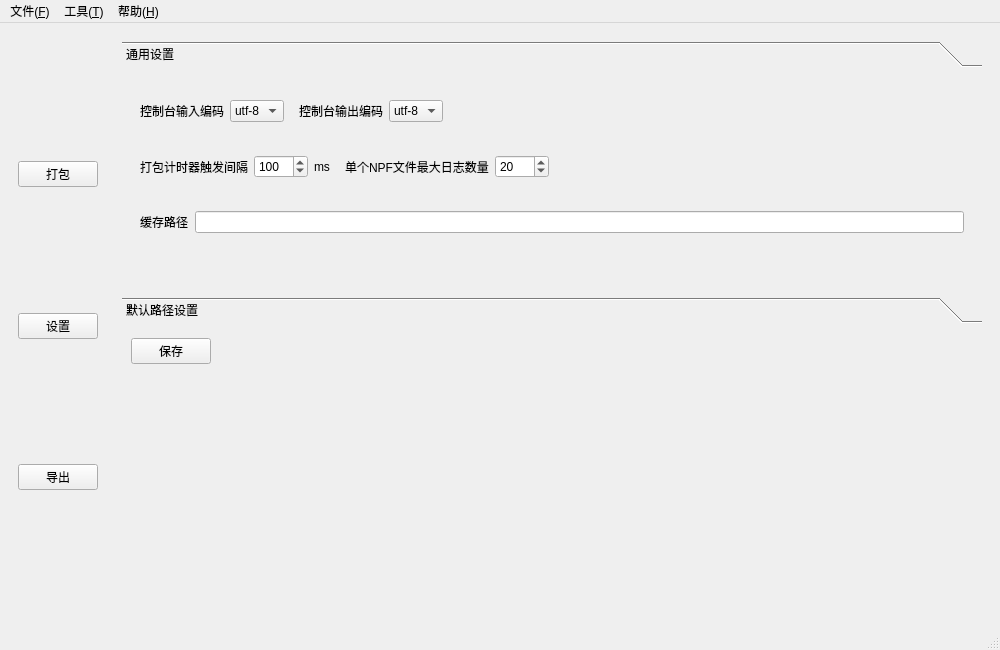
Redrch/NuitkaStudio, file forms/mainwindow.ui: the form before one commit.
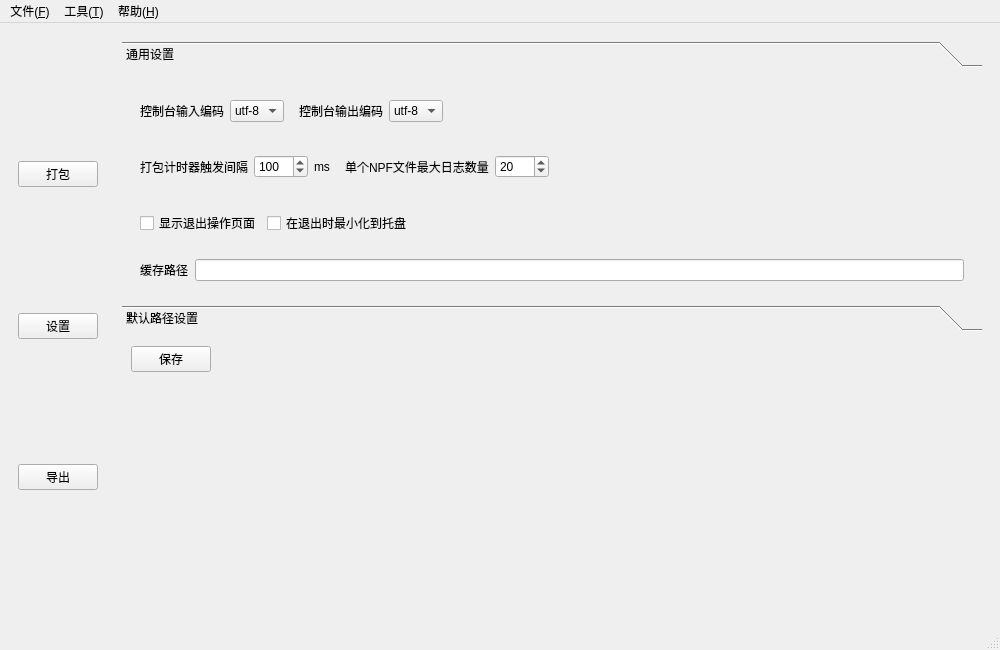
The form after the commit. The open tabs and pages were chosen to show the change. Icons and pictures are not drawn.

Commit message: 添加最小化到系统托盘的功能

```diff
--- a/forms/mainwindow.ui
+++ b/forms/mainwindow.ui
@@ -780,8 +780,8 @@
             <rect>
              <x>0</x>
              <y>0</y>
-             <width>865</width>
-             <height>208</height>
+             <width>852</width>
+             <height>212</height>
             </rect>
            </property>
            <attribute name="label">
@@ -964,6 +964,39 @@
               </layout>
              </widget>
             </item>
+            <item>
+             <widget class="QWidget" name="widget" native="true">
+              <layout class="QHBoxLayout" name="horizontalLayout_36">
+               <item>
+                <widget class="QCheckBox" name="showCloseWindowCheckbox">
+                 <property name="text">
+                  <string>显示退出操作页面</string>
+                 </property>
+                </widget>
+               </item>
+               <item>
+                <widget class="QCheckBox" name="hideOnCloseCheckbox">
+                 <property name="text">
+                  <string>在退出时最小化到托盘</string>
+                 </property>
+                </widget>
+               </item>
+               <item>
+                <spacer name="horizontalSpacer_7">
+                 <property name="orientation">
+                  <enum>Qt::Horizontal</enum>
+                 </property>
+                 <property name="sizeHint" stdset="0">
+                  <size>
+                   <width>40</width>
+                   <height>20</height>
+                  </size>
+                 </property>
+                </spacer>
+               </item>
+              </layout>
+             </widget>
+            </item>
             <item>
              <widget class="QWidget" name="tempPath" native="true">
               <layout class="QHBoxLayout" name="horizontalLayout_29">
@@ -980,19 +1013,6 @@
               </layout>
              </widget>
             </item>
-            <item>
-             <spacer name="verticalSpacer_8">
-              <property name="orientation">
-               <enum>Qt::Vertical</enum>
-              </property>
-              <property name="sizeHint" stdset="0">
-               <size>
-                <width>20</width>
-                <height>40</height>
-               </size>
-              </property>
-             </spacer>
-            </item>
            </layout>
           </widget>
           <widget class="QWidget" name="defaultPathSettingsPage">
```
Left out of the diff: 2 changed lines with no effect on the pictures. The commit also changes 5 other files.
